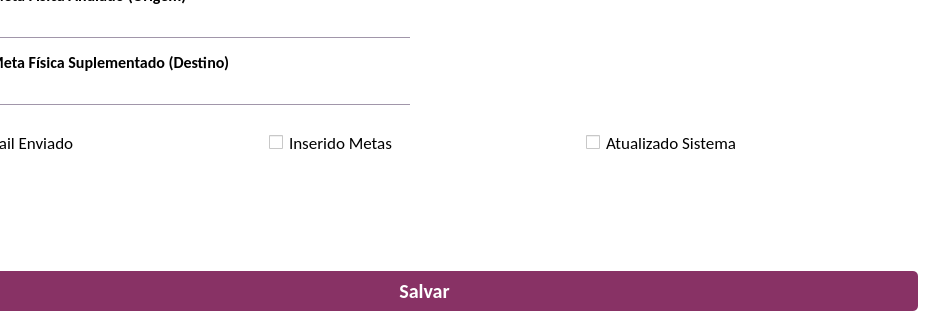
The window that media/ui/Edicao.ui (GsFerreira99/Sistema-SEPLAN) describes before a commit, drawn with Qt 5; both pictures show x 328 to 1255 and y 489 to 809 of the 1255 by 809 pixel window.
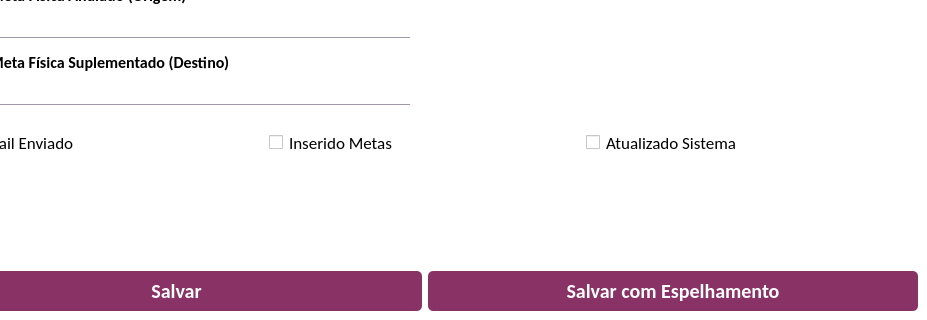
The same window after the commit. Icons and pictures are not drawn.

Diff of the .ui file:
```diff
--- a/media/ui/Edicao.ui
+++ b/media/ui/Edicao.ui
@@ -3007,6 +3007,43 @@
                </property>
               </widget>
              </item>
+             <item>
+              <widget class="QPushButton" name="btn_salvar_espelhado">
+               <property name="minimumSize">
+                <size>
+                 <width>0</width>
+                 <height>40</height>
+                </size>
+               </property>
+               <property name="font">
+                <font>
+                 <family>Calibri</family>
+                 <pointsize>15</pointsize>
+                 <weight>75</weight>
+                 <bold>true</bold>
+                </font>
+               </property>
+               <property name="styleSheet">
+                <string notr="true">QPushButton {
+border:none;
+background-color: rgb(136, 50, 101);
+color: white;
+border-radius: 5px;
+}
+
+QPushButton:hover {
+	background-color: rgb(156, 58, 117)
+}
+
+QPushButton:pressed {
+	background-color:rgb(143, 53, 107)
+}</string>
+               </property>
+               <property name="text">
+                <string>Salvar com Espelhamento</string>
+               </property>
+              </widget>
+             </item>
             </layout>
            </widget>
           </item>
```
Left out of the diff: 6 changed lines with no effect on the pictures.
